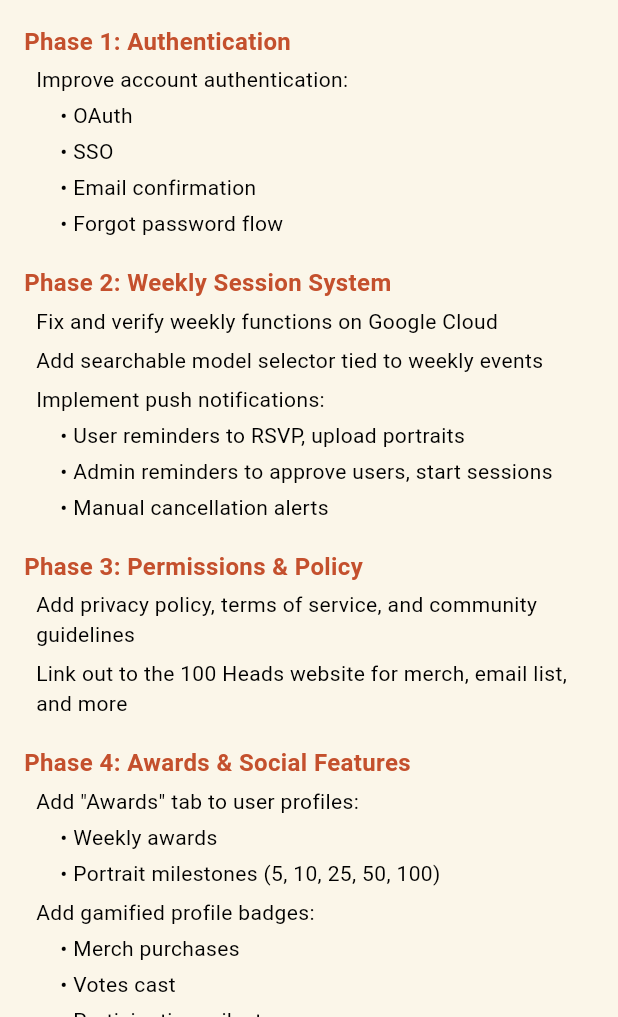
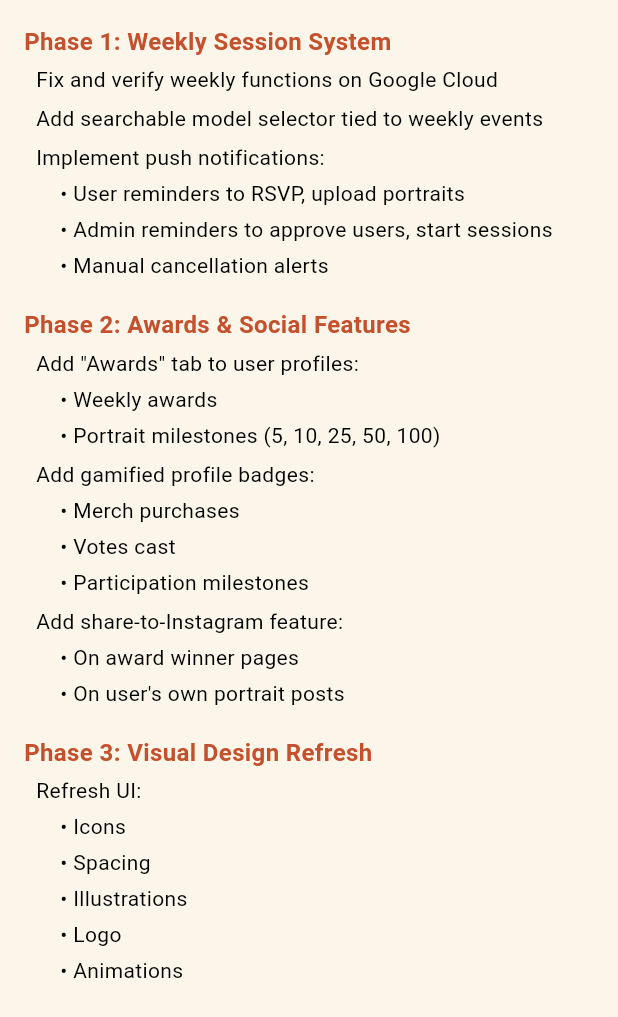
Before and after one commit to starogre/hundredheadssociety, a Flutter app: the AppUpdatesScreen screen opened directly, tab 2 chosen, on a phone screen of 412 x 824 dp, the part 219-1236 px from its top. Run offline on Flutter 3.47's test engine with Material 3 defaults, Android fonts, the light colour scheme and no system bars; our stand-ins replace cached_network_image, cloud_firestore, firebase_auth, firebase_core, firebase_storage, font_awesome_flutter and 2 more; missing offline and left inert: photo_manager, photo_manager_image_provider; accounts and stored records are empty.

Commit message:
Update App Updates screen to reflect recent accomplishments - Add recent security improvements, user management features, and activity log system - Remove completed phases (Authentication, Permissions & Policy) from roadmap - Renumber remaining phases: Weekly Sessions (1), Awards & Social (2), UI Refresh (3), iOS (4)

```diff
--- a/lib/screens/app_updates_screen.dart
+++ b/lib/screens/app_updates_screen.dart
@@ -45,21 +45,36 @@ class _ChangesTab extends StatelessWidget {
       children: const [
         Text('Recent Changes', style: TextStyle(fontSize: 18, fontWeight: FontWeight.bold, color: AppColors.forestGreen)),
         SizedBox(height: 12),
-        // Add recent changes here
+        // Recent security and user management improvements
         ListTile(
-          leading: Icon(Icons.check_circle, color: AppColors.forestGreen),
-          title: Text('User management and moderation improvements'),
-          subtitle: Text('Admins and moderators can now approve signups and upgrades, assign moderator roles, and see badges for pending requests.'),
+          leading: Icon(Icons.security, color: AppColors.forestGreen),
+          title: Text('Enhanced Security & Authentication'),
+          subtitle: Text('Added email verification for all users, admin verification on every login, and forgot password functionality.'),
+        ),
+        ListTile(
+          leading: Icon(Icons.swap_horiz, color: AppColors.forestGreen),
+          title: Text('Switch Artist to Appreciator'),
+          subtitle: Text('Admins can now switch artists back to art appreciators with confirmation dialog.'),
+        ),
+        ListTile(
+          leading: Icon(Icons.history, color: AppColors.forestGreen),
+          title: Text('Activity Log System'),
+          subtitle: Text('Comprehensive logging of admin and moderator actions including user approvals, role changes, and deletions.'),
+        ),
+        ListTile(
+          leading: Icon(Icons.manage_accounts, color: AppColors.forestGreen),
+          title: Text('Improved User Management'),
+          subtitle: Text('Compact expandable user cards, better organization of admin actions, and enhanced user role management.'),
+        ),
+        ListTile(
+          leading: Icon(Icons.policy, color: AppColors.forestGreen),
+          title: Text('Legal Pages & Website Integration'),
+          subtitle: Text('Added Privacy Policy, Terms of Service, Code of Conduct, and links to 100headsociety.com website.'),
         ),
         ListTile(
           leading: Icon(Icons.check_circle, color: AppColors.forestGreen),
-          title: Text('Profile badges for admins/moderators'),
-          subtitle: Text('Admins and moderators now see role badges on user profiles.'),
-        ),
-        ListTile(
-          leading: Icon(Icons.check_circle, color: AppColors.forestGreen),
-          title: Text('Improved navigation and vetting'),
-          subtitle: Text('Tap users in management screens to view their profile before approving or promoting.'),
+          title: Text('User Role Refinements'),
+          subtitle: Text('Art appreciators are now auto-approved, only artists require admin approval. Updated approval workflows.'),
         ),
       ],
     );
@@ -75,14 +90,7 @@ class _RoadmapTab extends StatelessWidget {
       children: const [
         Text('🗺️ 100 Heads Society App – Roadmap', style: TextStyle(fontSize: 18, fontWeight: FontWeight.bold)),
         SizedBox(height: 16),
-        _PhaseHeader('Phase 1: Authentication'),
-        _RoadmapItem('Improve account authentication:'),
-        _RoadmapBullet('OAuth'),
-        _RoadmapBullet('SSO'),
-        _RoadmapBullet('Email confirmation'),
-        _RoadmapBullet('Forgot password flow'),
-        SizedBox(height: 16),
-        _PhaseHeader('Phase 2: Weekly Session System'),
+        _PhaseHeader('Phase 1: Weekly Session System'),
         _RoadmapItem('Fix and verify weekly functions on Google Cloud'),
         _RoadmapItem('Add searchable model selector tied to weekly events'),
         _RoadmapItem('Implement push notifications:'),
@@ -90,11 +98,7 @@ class _RoadmapTab extends StatelessWidget {
         _RoadmapBullet('Admin reminders to approve users, start sessions'),
         _RoadmapBullet('Manual cancellation alerts'),
         SizedBox(height: 16),
-        _PhaseHeader('Phase 3: Permissions & Policy'),
-        _RoadmapItem('Add privacy policy, terms of service, and community guidelines'),
-        _RoadmapItem('Link out to the 100 Heads website for merch, email list, and more'),
-        SizedBox(height: 16),
-        _PhaseHeader('Phase 4: Awards & Social Features'),
+        _PhaseHeader('Phase 2: Awards & Social Features'),
         _RoadmapItem('Add "Awards" tab to user profiles:'),
         _RoadmapBullet('Weekly awards'),
         _RoadmapBullet('Portrait milestones (5, 10, 25, 50, 100)'),
@@ -106,7 +110,7 @@ class _RoadmapTab extends StatelessWidget {
         _RoadmapBullet('On award winner pages'),
         _RoadmapBullet("On user's own portrait posts"),
         SizedBox(height: 16),
-        _PhaseHeader('Phase 5: Visual Design Refresh'),
+        _PhaseHeader('Phase 3: Visual Design Refresh'),
         _RoadmapItem('Refresh UI:'),
         _RoadmapBullet('Icons'),
         _RoadmapBullet('Spacing'),
@@ -114,7 +118,7 @@ class _RoadmapTab extends StatelessWidget {
         _RoadmapBullet('Logo'),
         _RoadmapBullet('Animations'),
         SizedBox(height: 16),
-        _PhaseHeader('Phase 6: iOS Compatibility'),
+        _PhaseHeader('Phase 4: iOS Compatibility'),
         _RoadmapItem('Build and test iOS version:'),
         _RoadmapBullet('Ensure camera and file permissions work properly in Flutter'),
       ],
```
